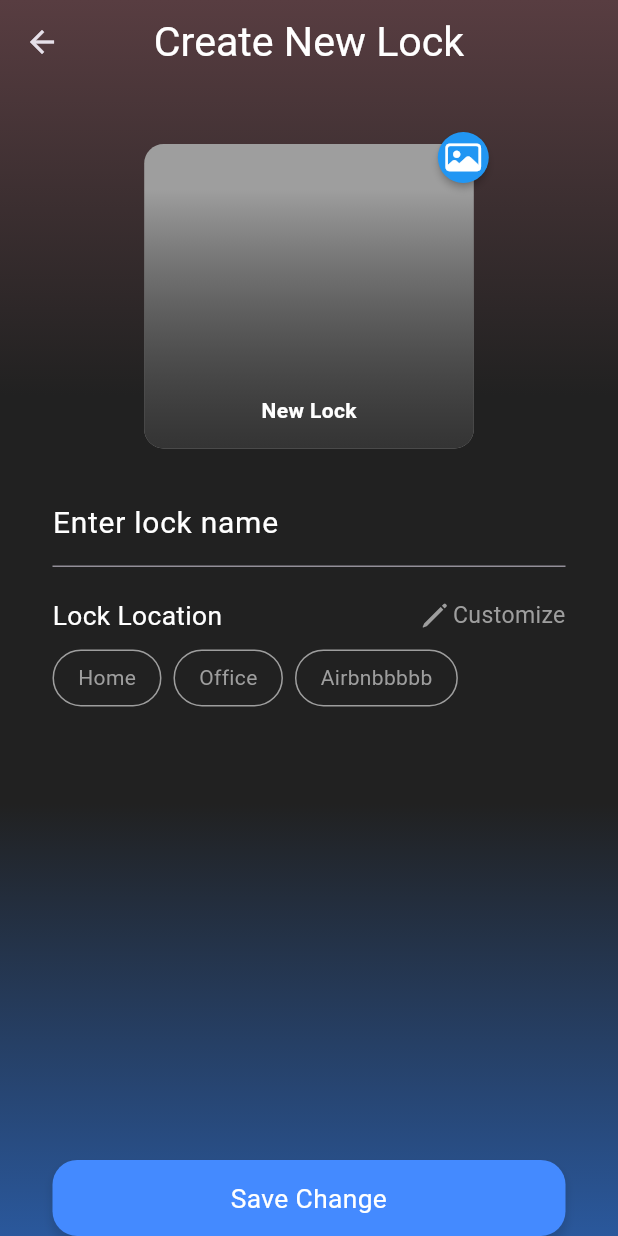
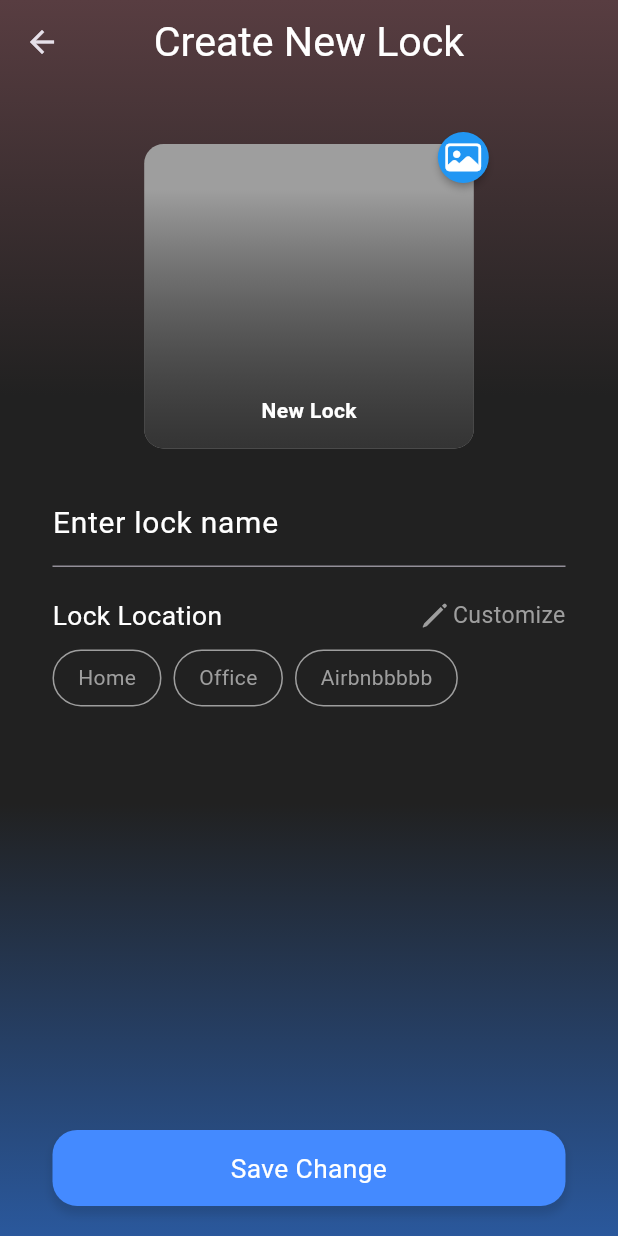
Before and after one commit to fido-smart-lock/FSL-FrontEnd, a Flutter app: the LockScan widget shown alone on an empty page, opened directly, after a tap on "Scan", on a phone screen of 412 x 824 dp. Run offline on Flutter 3.47's test engine with Material 3 defaults, Android fonts, the phone set to English and light mode, and no system bars; drawn by our look-alikes of badges; our stand-ins replace dotted_border, dropdown_button2, flutter_svg, gap, google_fonts, lottie; missing offline and left inert: wolt_modal_sheet; network calls fail; Roboto replaces fonts that are missing (Prompt).

Commit message:
[FSL] fix some bugs

```diff
--- a/lib/component/card/person_card.dart
+++ b/lib/component/card/person_card.dart
@@ -55,7 +55,7 @@ class Person extends StatelessWidget {
                 children: [
                   Label(
                     size: 's',
-                    label: truncateWithEllipsis(name, 20),
+                    label: truncateWithEllipsis(name, 15),
                     isBold: true,
                   ),
                   if (role != null && role != 'guest')
--- a/lib/pages/lock_management/lock_scan.dart
+++ b/lib/pages/lock_management/lock_scan.dart
@@ -146,8 +146,7 @@ class LockScan extends StatelessWidget {
                       );
                     } else if (option == 'inLockFinal') {
                       Navigator.popUntil(context, ModalRoute.withName('/'));
-                    }
-                    else {
+                    } else {
                       Navigator.push(
                         context,
                         MaterialPageRoute(
@@ -161,7 +160,10 @@ class LockScan extends StatelessWidget {
                       );
                     }
                   },
-                  label: 'Scan'))
+                  label: 'Scan')),
+          SizedBox(
+            height: 20,
+          ),
         ]),
       ),
     );
--- a/lib/pages/lock_management/lock_setting.dart
+++ b/lib/pages/lock_management/lock_setting.dart
@@ -4,6 +4,7 @@ import 'package:fido_smart_lock/component/input/capsule.dart';
 import 'package:fido_smart_lock/component/label.dart';
 import 'package:fido_smart_lock/component/card/lock_card.dart';
 import 'package:fido_smart_lock/component/input/textfield_input.dart';
+import 'package:fido_smart_lock/component/modal/confirmation_modal.dart';
 import 'package:fido_smart_lock/pages/home.dart';
 import 'package:fido_smart_lock/pages/lock_management/create_new_lock/lock_location_customize.dart';
 import 'package:fido_smart_lock/pages/lock_management/create_new_lock/lock_request.dart';
@@ -115,6 +116,25 @@ class _LockSettingState extends State<LockSetting> {
         appBar: AppBar(
           centerTitle: true,
           title: Label(size: 'xxl', label: widget.appBarTitle),
+          actions: [
+            if (widget.isSettingFromLock)
+            Padding(
+              padding: EdgeInsets.only(right: 20.0),
+              child: GestureDetector(
+                onTap: () {
+                  showConfirmationModal(context,
+                      message:
+                          'Are you sure you want to delete this lock?',
+                      isCanNotUndone: true,
+                      onProceed: () {});
+                },
+                child: Icon(
+                  CupertinoIcons.trash,
+                  color: Colors.red,
+                ),
+              ),
+            )
+          ],
         ),
         child: Align(
           alignment: Alignment.topCenter,
@@ -140,25 +160,25 @@ class _LockSettingState extends State<LockSetting> {
                             controller: _nameController,
                             maxLength: 20,
                             labelText: 'Enter lock name',
-                            labelColor: _isNameValid
-                                ? Colors.white
-                                : Colors.red,
+                            labelColor:
+                                _isNameValid ? Colors.white : Colors.red,
                             mode: 'maxLength',
-                            isValid: _isNameValid, // Change color based on validation
+                            isValid:
+                                _isNameValid, // Change color based on validation
                           ),
                           const Gap(20),
                           Align(
                             alignment: Alignment.topCenter,
                             child: Row(
-                              mainAxisAlignment:
-                                  MainAxisAlignment.spaceBetween,
+                              mainAxisAlignment: MainAxisAlignment.spaceBetween,
                               children: <Widget>[
                                 Label(
                                   size: 'm',
                                   label: 'Lock Location',
                                   color: _isLocationValid
                                       ? Colors.white
-                                      : Colors.red, // Change color based on validation
+                                      : Colors
+                                          .red, // Change color based on validation
                                 ),
                                 GestureDetector(
                                   onTap: () {
@@ -207,10 +227,12 @@ class _LockSettingState extends State<LockSetting> {
               Align(
                 alignment: Alignment.bottomCenter,
                 child: Button(
-                  onTap:
-                      _validateAndSave, // Trigger validation and navigation
+                  onTap: _validateAndSave, // Trigger validation and navigation
                   label: 'Save Change',
                 ),
+              ),
+              SizedBox(
+                height: 20,
               ),
             ],
           ),
--- a/lib/pages/lock_management/role_setting/role_add.dart
+++ b/lib/pages/lock_management/role_setting/role_add.dart
@@ -55,6 +55,11 @@ class AdminAndMemberAdd extends StatelessWidget {
             UserCodeInput(),
             SizedBox(
               height: responsive.heightScale(5),
+            ),
+            Label(
+              size: 'xs',
+              label: 'Your user code is 123456',
+              color: Colors.grey.shade500,
             ),
             if (role == 'member')
               Label(
--- a/lib/pages/user_settings/setting_main.dart
+++ b/lib/pages/user_settings/setting_main.dart
@@ -33,6 +33,7 @@ class SettingsMain extends StatelessWidget {
                 SizedBox(height: responsive.heightScale(10),),
                 Label(size: 'xl', label: 'Jonathan Smith', isBold: true,),
                 Label(size: 'xs', label: 'jonathan.s@example.com'),
+                Label(size: 'xs', label: 'User Code: 123456', color: Colors.grey[500],),
 
                 //white space divider
                 SizedBox(height: responsive.heightScale(20),),
```
